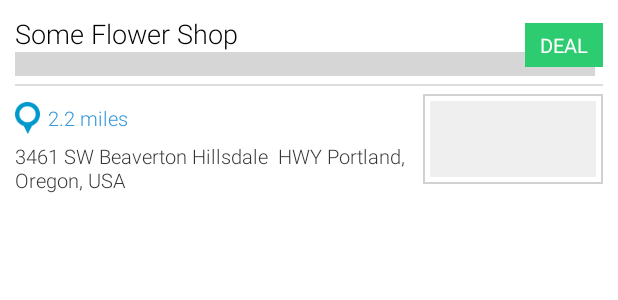
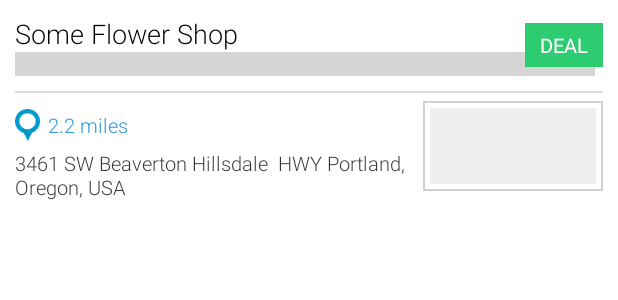
Before and after one commit to shubhamsharmacs/DrawerWithSwipeTabs, an Android app: the layout simple_list_item_listing.xml on its own in the app's theme, with its tools: preview values and no code run, on a phone screen of 412 x 824 dp. Shown: the top 300 px of the screen. Run offline under Robolectric (Android 15) with nearby library versions, the phone set to English and light mode, and no system bars.

Commit message:
Adds extra space in bottom of rating bar

```diff
--- a/eDirectory/src/main/res/layout/simple_list_item_listing.xml
+++ b/eDirectory/src/main/res/layout/simple_list_item_listing.xml
@@ -10,7 +10,7 @@
     android:background="#fff">
 
     <RelativeLayout
-        android:layout_marginBottom="@dimen/spacingSmall"
+        android:layout_marginBottom="@dimen/spacingMedium"
         android:layout_width="match_parent"
         android:layout_height="wrap_content">
 
```
